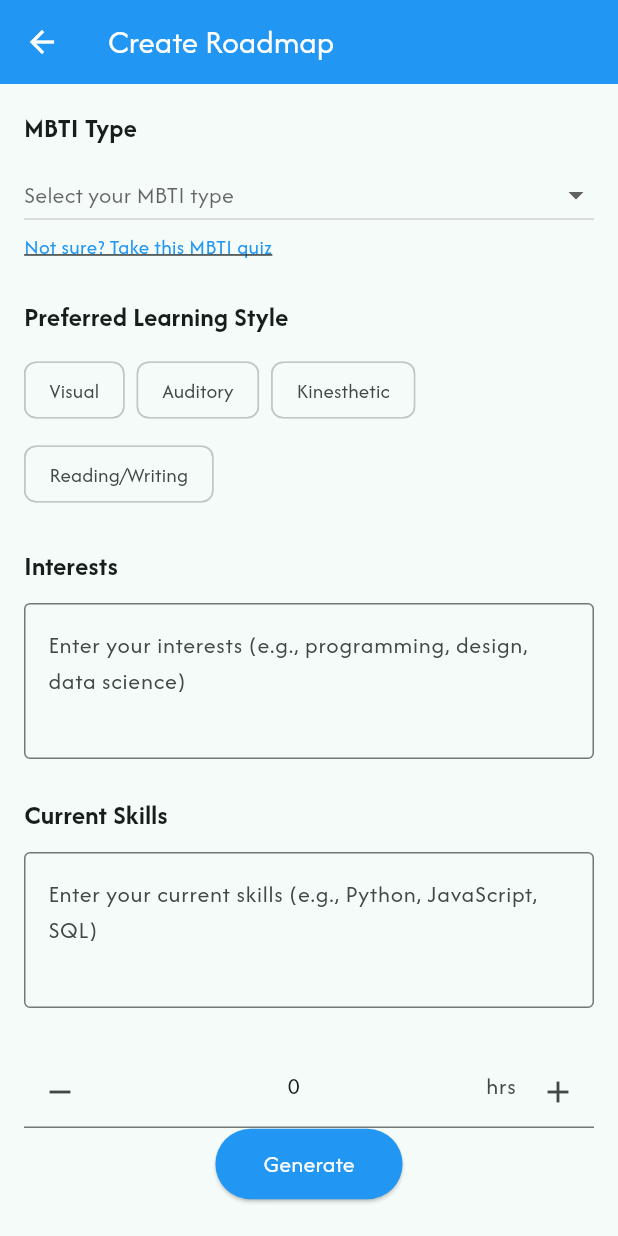
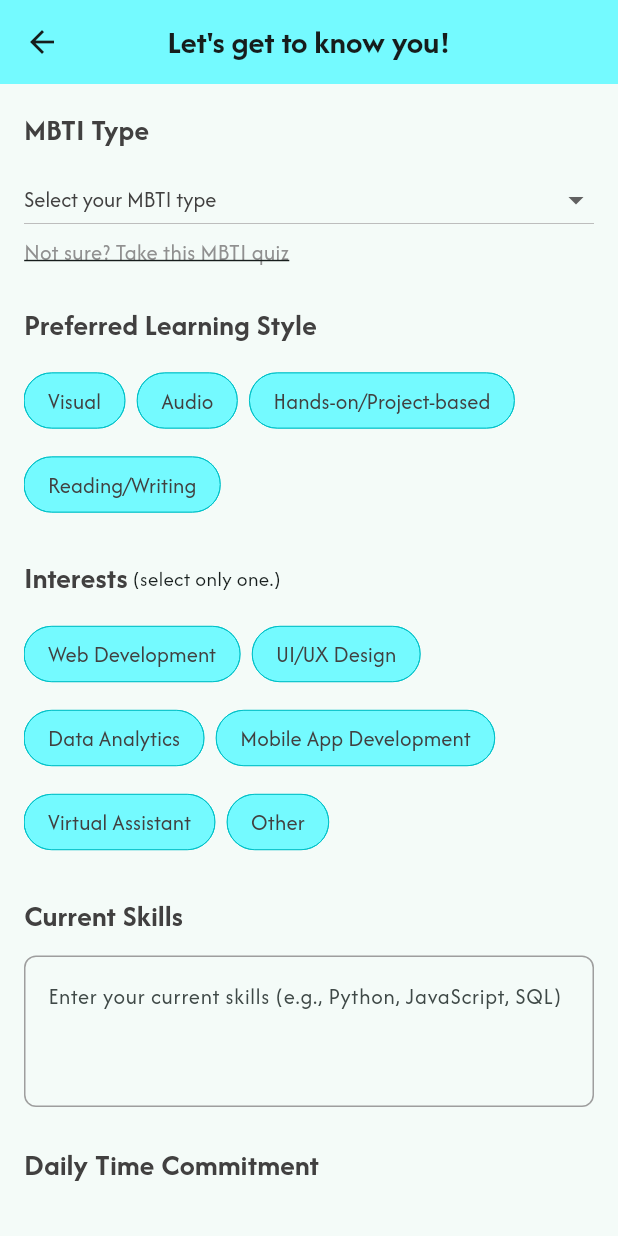
Before and after one commit to shokomori/Virtuo-Hero, a Flutter app: the CreateroadmapPage screen opened directly, on a phone screen of 412 x 824 dp. Run offline on Flutter 3.47's test engine with Material 3 defaults, Android fonts, the phone set to English and light mode, and no system bars; drawn by our look-alikes of flutter_spinbox.

Commit message:
Fixed the formatting of create roadmap page

```diff
--- a/virtuohero/lib/app_styles.dart
+++ b/virtuohero/lib/app_styles.dart
@@ -1,6 +1,13 @@
 import 'package:flutter/material.dart';
 
 class AppColors {
+  // Your specified color palette
+  static const primary = Color(0xFF00C1C8);        // Teal
+  static const secondary = Color(0xFF5CE1E6);      // Light Teal
+  static const accent = Color(0xFF74FAFF);         // Very Light Teal
+  static const white = Color(0xFFFFFFFF);          // Pure White
+  static const cream = Color(0xFFFFFDF3);          // Cream/Off-white
+  static const darkGray = Color(0xFF414040);       // Dark Gray
   static const backgroundColor = Color(0xFFEFF2F6);
   static const buttonColor = Color(0xFF00D9E5);
 }
@@ -55,4 +62,17 @@ class AppTextStyles {
     fontWeight: FontWeight.bold,
     fontFamily: 'Afacad',
   );
+
+  static const bodyMedium = TextStyle(
+    fontSize: 15, // 15
+    color: AppColors.darkGray,
+    fontFamily: 'Afacad',
+  );
+
+  static const heading3 = TextStyle(
+    fontSize: 20,
+    fontWeight: FontWeight.bold,
+    color: AppColors.darkGray,
+    fontFamily: 'Afacad',
+  );
 }
--- a/virtuohero/lib/pages/subpages/createRoadMap_page.dart
+++ b/virtuohero/lib/pages/subpages/createRoadMap_page.dart
@@ -1,5 +1,5 @@
 import 'package:flutter/material.dart';
-import 'package:flutter_spinbox/flutter_spinbox.dart';
+import '../../app_styles.dart';
 
 class CreateroadmapPage extends StatefulWidget {
   const CreateroadmapPage({super.key});
@@ -11,6 +11,10 @@ class CreateroadmapPage extends StatefulWidget {
 class _CreateroadmapPageState extends State<CreateroadmapPage> {
   String? selectedMbtiType;
   List<String> selectedLearningStyles = [];
+  List<String> selectedInterests = []; // Fixed: separate list for interests
+  final TextEditingController interestsController = TextEditingController();
+  final TextEditingController skillsController = TextEditingController();
+  String? selectedTimeCommitment;
 
   final List<String> mbtiTypes = [
     'INTJ', 'INTP', 'ENTJ', 'ENTP',
@@ -20,10 +24,78 @@ class _CreateroadmapPageState extends State<CreateroadmapPage> {
   ];
 
   final List<String> learningStyles = [
-    'Visual', 'Auditory', 'Kinesthetic', 'Reading/Writing'
+    'Visual', 'Audio', 'Hands-on/Project-based', 'Reading/Writing'
   ];
 
+   final List<String> interests = [
+    "Web Development", "UI/UX Design", "Data Analytics", "Mobile App Development", "Virtual Assistant", "Other"
+  ];
+
+  final List<String> timeCommitments = [
+    '30 minutes/day', '1 hour/day', '2 hours/day', '3+ hours/day'
+  ];
+
+  @override
+  void dispose() {
+    interestsController.dispose();
+    skillsController.dispose();
+    super.dispose();
+  }
+
   void submit() {
+    // Validate form
+    if (selectedMbtiType == null) {
+      ScaffoldMessenger.of(context).showSnackBar(
+        SnackBar(
+          content: Text("Please select your MBTI type", style: AppTextStyles.bodyMedium.copyWith(color: Colors.white)),
+        ),
+      );
+      return;
+    }
+
+    if (selectedLearningStyles.isEmpty) {
+      ScaffoldMessenger.of(context).showSnackBar(
+        SnackBar(
+          content: Text("Please select at least one learning style", style: AppTextStyles.bodyMedium.copyWith(color: Colors.white)),
+        ),
+      );
+      return;
+    }
+
+    if (selectedInterests.isEmpty) { // Fixed: check selectedInterests instead of text field
+      ScaffoldMessenger.of(context).showSnackBar(
+        SnackBar(
+          content: Text("Please select at least one interest", style: AppTextStyles.bodyMedium.copyWith(color: Colors.white)),
+        ),
+      );
+      return;
+    }
+
+    if (selectedTimeCommitment == null) {
+      ScaffoldMessenger.of(context).showSnackBar(
+        SnackBar(
+          content: Text("Please select your daily time commitment", style: AppTextStyles.bodyMedium.copyWith(color: Colors.white)),
+        ),
+      );
+      return;
+    }
+
+    // Show success message and navigate back
+    ScaffoldMessenger.of(context).showSnackBar(
+      SnackBar(
+        content: Text("Roadmap generated successfully!", style: AppTextStyles.bodyMedium.copyWith(color: Colors.white)),
+        backgroundColor: AppColors.primary,
+      ),
+    );
+
+    // TODO: Process the collected data and generate roadmap
+    // Data available:
+    // - selectedMbtiType
+    // - selectedLearningStyles
+    // - selectedInterests
+    // - skillsController.text
+    // - selectedTimeCommitment
+
     Navigator.of(context).pop();
   }
 
@@ -31,9 +103,13 @@ class _CreateroadmapPageState extends State<CreateroadmapPage> {
   Widget build(BuildContext context) {
     return Scaffold(
       appBar: AppBar(
-        title: Text("Create Roadmap"),
-        backgroundColor: Colors.blue,
-        foregroundColor: Colors.white,
+        title: Text(
+          "Let's get to know you!",
+          style: TextStyle(fontWeight: FontWeight.bold),
+        ),
+        backgroundColor: AppColors.accent,
+        centerTitle: true,
+
       ),
       body: Padding(
         padding: EdgeInsets.all(16.0),
@@ -44,17 +120,18 @@ class _CreateroadmapPageState extends State<CreateroadmapPage> {
               //MBTI Type
               Text(
                 "MBTI Type",
-                style: TextStyle(fontSize: 18, fontWeight: FontWeight.bold),
+                style: AppTextStyles.heading3,
               ),
               SizedBox(height: 8),
               DropdownButton<String>( //Dropdown MBTI
                 value: selectedMbtiType,
-                hint: Text("Select your MBTI type"),
+                hint: Text("Select your MBTI type", style: AppTextStyles.bodyMedium),
                 isExpanded: true,
+                style: AppTextStyles.bodyMedium, // Add this line
                 items: mbtiTypes.map((String type) {
                   return DropdownMenuItem<String>(
                     value: type,
-                    child: Text(type),
+                    child: Text(type, style: AppTextStyles.bodyMedium),
                   );
                 }).toList(),
                 onChanged: (String? newValue) {
@@ -67,13 +144,15 @@ class _CreateroadmapPageState extends State<CreateroadmapPage> {
                 onTap: () {
                   // TODO: Navigate to MBTI quiz or open web link
                   ScaffoldMessenger.of(context).showSnackBar(
-                    SnackBar(content: Text("MBTI quiz feature coming soon!")),
+                    SnackBar(
+                      content: Text("MBTI quiz feature coming soon!", style: AppTextStyles.bodyMedium.copyWith(color: Colors.white)),
+                    ),
                   );
                 },
                 child: Text(
                   "Not sure? Take this MBTI quiz",
-                  style: TextStyle(
-                    color: Colors.blue,
+                  style: AppTextStyles.bodyMedium.copyWith(
+                    color: const Color.fromARGB(255, 144, 144, 144),
                     decoration: TextDecoration.underline,
                   ),
                 ),
@@ -83,7 +162,7 @@ class _CreateroadmapPageState extends State<CreateroadmapPage> {
               //Preferred Learning Style
               Text(
                 "Preferred Learning Style",
-                style: TextStyle(fontSize: 18, fontWeight: FontWeight.bold),
+                style: AppTextStyles.heading3,
               ),
               SizedBox(height: 12),
               Wrap(
@@ -92,7 +171,7 @@ class _CreateroadmapPageState extends State<CreateroadmapPage> {
                 children: learningStyles.map((style) {
                   final isSelected = selectedLearningStyles.contains(style);
                   return FilterChip(
-                    label: Text(style),
+                    label: Text(style, style: AppTextStyles.bodyMedium),
                     selected: isSelected,
                     onSelected: (bool selected) {
                       setState(() {
@@ -103,60 +182,122 @@ class _CreateroadmapPageState extends State<CreateroadmapPage> {
                         }
                       });
                     },
-                    selectedColor: Colors.blue.withOpacity(0.3),
-                    checkmarkColor: Colors.blue,
+                    selectedColor: AppColors.secondary.withOpacity(0.3),
+                    checkmarkColor: AppColors.primary,
+                    backgroundColor: AppColors.accent,
+                    shape: RoundedRectangleBorder(
+                      borderRadius: BorderRadius.circular(20),
+                      side: BorderSide(
+                        color: isSelected ? AppColors.primary : AppColors.primary,
+                        width: 0,
+                      ),
+                    ),
                   );
                 }).toList(),
               ),
               SizedBox(height: 24),
 
               //Interest
-              Text(
-                "Interests",
-                style: TextStyle(fontSize: 18, fontWeight: FontWeight.bold),
+              Row(
+                children: [
+                  Text(
+                    "Interests",
+                    style: AppTextStyles.heading3,
+                  ),
+                  Text(" (select only one.)"),
+                ],
               ),
               SizedBox(height: 12),
-              TextField(
-                decoration: InputDecoration(
-                  hintText: "Enter your interests (e.g., programming, design, data science)",
-                  border: OutlineInputBorder(),
-                ),
-                maxLines: 3,
+             Wrap(
+                spacing: 8.0,
+                runSpacing: 8.0,
+                children: interests.map((interest) {
+                  final isSelected = selectedInterests.contains(interest);
+                  return FilterChip(
+                    label: Text(interest, style: AppTextStyles.bodyMedium),
+                    selected: isSelected,
+                    onSelected: (bool selected) {
+                      setState(() {
+                        if (selected) {
+                          selectedInterests.add(interest);
+                        } else {
+                          selectedInterests.remove(interest);
+                        }
+                      });
+                    },
+                    selectedColor: AppColors.secondary.withOpacity(0.3),
+                    checkmarkColor: AppColors.primary,
+                    backgroundColor: AppColors.accent,
+                    shape: RoundedRectangleBorder(
+                      borderRadius: BorderRadius.circular(20),
+                      side: BorderSide(
+                        color: isSelected ? AppColors.primary : AppColors.primary,
+                        width: 0,
+                      ),
+                    ),
+                  );
+                }).toList(),
               ),
               SizedBox(height: 24),
 
               //Skills
               Text(
                 "Current Skills",
-                style: TextStyle(fontSize: 18, fontWeight: FontWeight.bold),
+                style: AppTextStyles.heading3,
               ),
               SizedBox(height: 12),
               TextField(
+                controller: skillsController,
+                style: AppTextStyles.bodyMedium,
                 decoration: InputDecoration(
                   hintText: "Enter your current skills (e.g., Python, JavaScript, SQL)",
-                  border: OutlineInputBorder(),
+                  border: OutlineInputBorder(
+                    borderRadius: BorderRadius.circular(8),
+                    borderSide: BorderSide(color: Colors.grey),
+                  ),
+                  enabledBorder: OutlineInputBorder(
+                    borderRadius: BorderRadius.circular(8),
+                    borderSide: BorderSide(color: Colors.grey),
+                  ),
+                  focusedBorder: OutlineInputBorder(
+                    borderRadius: BorderRadius.circular(8),
+                   borderSide: BorderSide(color: Colors.grey),
+                  ),
                 ),
                 maxLines: 3,
               ),
-              SizedBox(height: 32),
+              SizedBox(height: 24),
 
               // Daily Time Commitment
-              counter(context),
-
+              Text(
+                "Daily Time Commitment",
+                style: AppTextStyles.heading3,
+              ),
+              SizedBox(height: 12),
+              DropdownButton<String>(
+                value: selectedTimeCommitment,
+                hint: Text("How much time can you dedicate daily?", style: AppTextStyles.bodyMedium),
+                isExpanded: true,
+                style: AppTextStyles.bodyMedium, // Add this line
+                items: timeCommitments.map((String time) {
+                  return DropdownMenuItem<String>(
+                    value: time,
+                    child: Text(time, style: AppTextStyles.bodyMedium),
+                  );
+                }).toList(),
+                onChanged: (String? newValue) {
+                  setState(() {
+                    selectedTimeCommitment = newValue;
+                  });
+                },
+              ),
+              SizedBox(height: 32),
 
               // Submit Button
               Center(
                 child: ElevatedButton(
                   onPressed: submit,
-                  style: ElevatedButton.styleFrom(
-                    backgroundColor: Colors.blue,
-                    foregroundColor: Colors.white,
-                    padding: EdgeInsets.symmetric(horizontal: 32, vertical: 12),
-                  ),
-                  child: Text(
-                    'Generate',
-                    style: TextStyle(fontSize: 16),
-                  ),
+                  child: Text('Generate'),
                 ),
               ),
             ],
@@ -165,18 +306,4 @@ class _CreateroadmapPageState extends State<CreateroadmapPage> {
       ),
     );
   }
-
-  Widget counter (BuildContext context) {
-    return Center(
-      child: SpinBox(
-        min: 0,
-        max: 24,
-        value: 0,
-        decimals: 0,
-        step: 1,
-        decoration: const InputDecoration(suffixText: 'hrs'),
-        onChanged: (value) => debugPrint(value.toString()),
-      ),
-    );
-  }
 }
```
Also changed, not shown: virtuohero/pubspec.lock.
